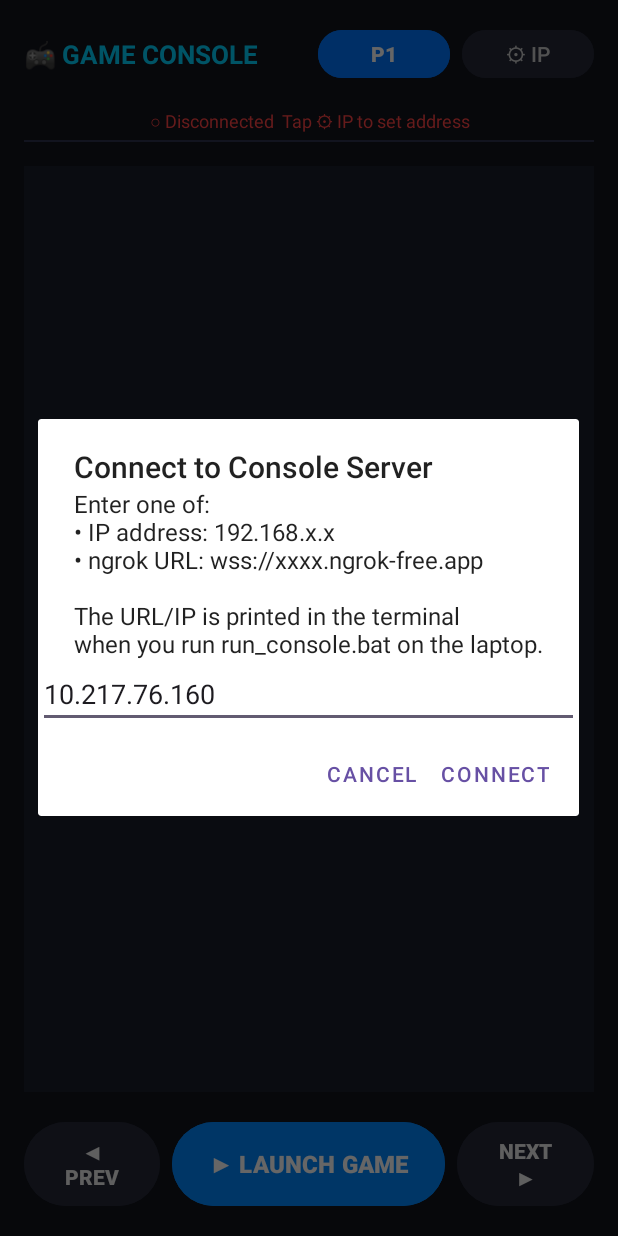
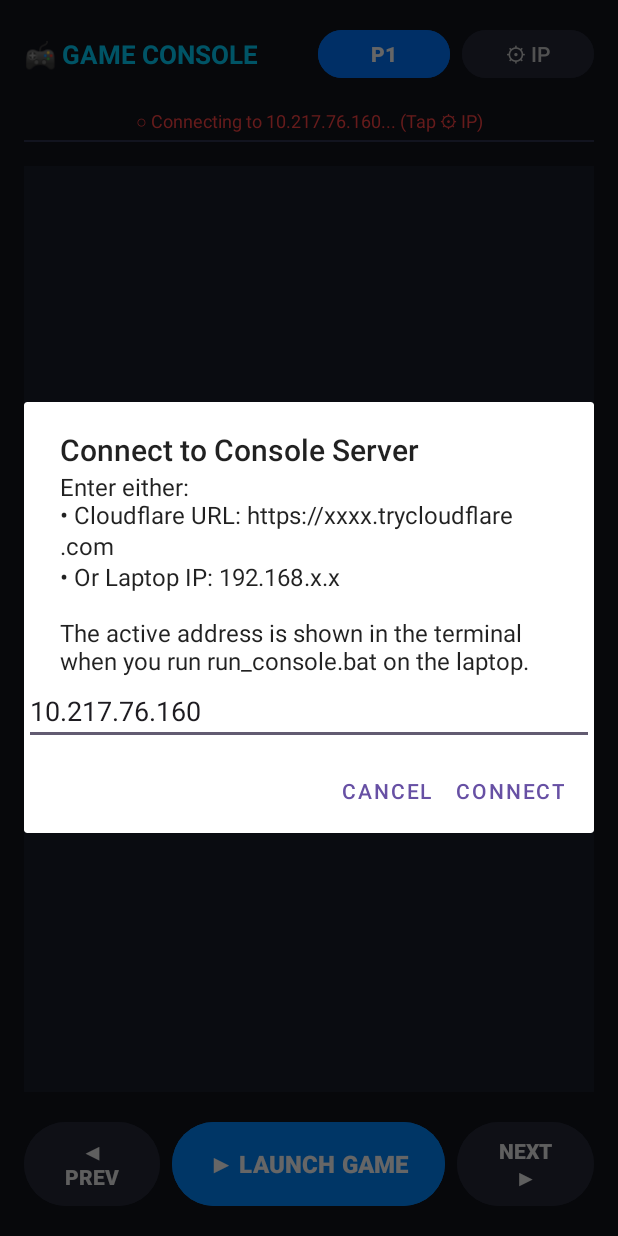
Before and after one commit to Anmol-Bhatnagar/QuickDraw-using-Android-Phones-as-Controllers, an Android app: the screen it shows after launch (HomeActivity), after a tap on "⚙ IP", on a phone screen of 412 x 824 dp. Run offline under Robolectric (Android 15) with nearby library versions, the phone set to English and light mode, and no system bars; libraries missing offline, so code that uses them is left out: org.java_websocket.client, org.java_websocket.handshake; 4 statements that could not run were skipped.

Commit message:
fix: enable TLS/WSS socket factory and universal URL parser in Android APK
- WebSocketManager: added explicit SSLContext TLS factory for wss:// (Cloudflare/ngrok)
- WebSocketManager: added buildWebSocketUri to auto-normalize any user input (https, wss, with or without /phone)
- HomeActivity: displays exact error reason on connection failure
- network_hub: auto-upgrades any path when Upgrade: websocket header is present
- Rebuilt QuickDraw.apk (7.02 MB)

```diff
--- a/android_app/app/src/main/java/com/example/quickdrawcontroller/HomeActivity.java
+++ b/android_app/app/src/main/java/com/example/quickdrawcontroller/HomeActivity.java
@@ -185,7 +185,12 @@ public class HomeActivity extends AppCompatActivity implements WebSocketManager.
                 txtStatus.setText("● Connected to " + wsManager.getServerIp());
                 txtStatus.setTextColor(0xFF00FF88);
             } else {
-                txtStatus.setText("○ Disconnected  Tap ⚙ IP to set address");
+                String err = wsManager.getLastErrorReason();
+                if (err != null && !err.isEmpty()) {
+                    txtStatus.setText("○ " + err + " (Tap ⚙ IP)");
+                } else {
+                    txtStatus.setText("○ Disconnected (Tap ⚙ IP)");
+                }
                 txtStatus.setTextColor(0xFFFF4444);
             }
         });
@@ -195,15 +200,15 @@ public class HomeActivity extends AppCompatActivity implements WebSocketManager.
         AlertDialog.Builder builder = new AlertDialog.Builder(this);
         builder.setTitle("Connect to Console Server");
         builder.setMessage(
-            "Enter one of:\n" +
-            "• IP address: 192.168.x.x\n" +
-            "• ngrok URL: wss://xxxx.ngrok-free.app\n\n" +
-            "The URL/IP is printed in the terminal\n" +
+            "Enter either:\n" +
+            "• Cloudflare URL: https://xxxx.trycloudflare.com\n" +
+            "• Or Laptop IP: 192.168.x.x\n\n" +
+            "The active address is shown in the terminal\n" +
             "when you run run_console.bat on the laptop."
         );
         final EditText input = new EditText(this);
         input.setText(wsManager.getServerIp());
-        input.setHint("IP or wss://xxxx.ngrok-free.app");
+        input.setHint("https://xxxx.trycloudflare.com");
         builder.setView(input);
 
         builder.setPositiveButton("Connect", (dialog, which) -> {
--- a/android_app/app/src/main/java/com/example/quickdrawcontroller/WebSocketManager.java
+++ b/android_app/app/src/main/java/com/example/quickdrawcontroller/WebSocketManager.java
@@ -14,9 +14,12 @@ import java.net.URI;
 import java.util.ArrayList;
 import java.util.List;
 
+import javax.net.ssl.SSLContext;
+
 /**
  * Singleton WebSocket Manager
  * Maintains a persistent WebSocket connection across all Android Activities.
+ * Supports both local IP (ws://<ip>:8000) and Cloudflare/ngrok tunnels (wss://xxxx.trycloudflare.com/ws).
  */
 public class WebSocketManager {
     private static final String TAG = "WebSocketManager";
@@ -33,9 +36,10 @@ public class WebSocketManager {
     }
 
     private WebSocketClient client;
-    private String serverIp = "10.217.76.160";
+    private String serverIp = "192.168.86.28";
     private int serverPort = 8000;
     private String playerRole = "player1";
+    private String lastErrorReason = "";
     private final Handler mainHandler = new Handler(Looper.getMainLooper());
     private final List<MessageListener> messageListeners = new ArrayList<>();
     private final List<ConnectionListener> connectionListeners = new ArrayList<>();
@@ -55,6 +59,10 @@ public class WebSocketManager {
 
     public String getServerIp() {
         return serverIp;
+    }
+
+    public String getLastErrorReason() {
+        return lastErrorReason;
     }
 
     public void setPlayerRole(String role) {
@@ -102,17 +110,15 @@ public class WebSocketManager {
         disconnect();
 
         try {
-            URI uri;
-            // Support full ws:// or wss:// URL (e.g. ngrok tunnel) OR plain IP
-            if (serverIp.startsWith("ws://") || serverIp.startsWith("wss://")) {
-                uri = new URI(serverIp);
-            } else {
-                uri = new URI("ws://" + serverIp + ":" + serverPort);
-            }
+            final URI uri = buildWebSocketUri(serverIp, serverPort);
+            Log.d(TAG, "Connecting to WebSocket: " + uri);
+            lastErrorReason = "Connecting to " + uri.getHost() + "...";
+
             client = new WebSocketClient(uri) {
                 @Override
                 public void onOpen(ServerHandshake handshakedata) {
-                    Log.d(TAG, "Connected to: " + uri);
+                    Log.d(TAG, "Successfully connected to: " + uri);
+                    lastErrorReason = "";
                     sendRole();
                     mainHandler.post(() -> {
                         synchronized (connectionListeners) {
@@ -139,7 +145,8 @@ public class WebSocketManager {
 
                 @Override
                 public void onClose(int code, String reason, boolean remote) {
-                    Log.d(TAG, "Disconnected: " + reason);
+                    Log.d(TAG, "Disconnected (code " + code + "): " + reason);
+                    lastErrorReason = (reason != null && !reason.isEmpty()) ? reason : ("Closed (" + code + ")");
                     mainHandler.post(() -> {
                         synchronized (connectionListeners) {
                             for (ConnectionListener l : connectionListeners) l.onDisconnected();
@@ -149,7 +156,9 @@ public class WebSocketManager {
 
                 @Override
                 public void onError(Exception ex) {
-                    Log.e(TAG, "WebSocket error: " + ex.getMessage());
+                    String msg = (ex != null && ex.getMessage() != null) ? ex.getMessage() : "Connection failed";
+                    Log.e(TAG, "WebSocket error: " + msg, ex);
+                    lastErrorReason = msg;
                     mainHandler.post(() -> {
                         synchronized (connectionListeners) {
                             for (ConnectionListener l : connectionListeners) l.onError(ex);
@@ -157,10 +166,75 @@ public class WebSocketManager {
                     });
                 }
             };
+
+            // CRITICAL for Cloudflare tunnels, ngrok and all wss:// connections:
+            // Explicitly set Android's default TLS SSLSocketFactory so Cloudflare's TLS certificate & SNI are accepted!
+            if ("wss".equalsIgnoreCase(uri.getScheme())) {
+                SSLContext sslContext = SSLContext.getInstance("TLS");
+                sslContext.init(null, null, null);
+                client.setSocketFactory(sslContext.getSocketFactory());
+            }
+
             client.connect();
         } catch (Exception e) {
-            Log.e(TAG, "Connect error: " + e.getMessage());
+            String msg = e.getMessage() != null ? e.getMessage() : "URI error";
+            Log.e(TAG, "Connect error: " + msg, e);
+            lastErrorReason = msg;
+            mainHandler.post(() -> {
+                synchronized (connectionListeners) {
+                    for (ConnectionListener l : connectionListeners) l.onError(e);
+                }
+            });
         }
+    }
+
+    /**
+     * Parse any user input (IP, hostname, full URL, /phone link) into a valid WebSocket URI.
+     */
+    public static URI buildWebSocketUri(String raw, int defaultPort) throws Exception {
+        if (raw == null || raw.trim().isEmpty()) {
+            throw new IllegalArgumentException("Empty address");
+        }
+        String s = raw.trim();
+
+        // 1. Strip trailing browser paths like /phone, /phone.html, /index.html
+        if (s.endsWith("/phone")) {
+            s = s.substring(0, s.length() - "/phone".length());
+        } else if (s.endsWith("/phone.html")) {
+            s = s.substring(0, s.length() - "/phone.html".length());
+        }
+        while (s.endsWith("/")) {
+            s = s.substring(0, s.length() - 1);
+        }
+
+        // 2. Normalize scheme
+        if (s.startsWith("https://")) {
+            s = "wss://" + s.substring("https://".length());
+        } else if (s.startsWith("http://")) {
+            s = "ws://" + s.substring("http://".length());
+        } else if (!s.startsWith("ws://") && !s.startsWith("wss://")) {
+            // No scheme provided
+            if (s.contains(".trycloudflare.com") || s.contains(".ngrok") || s.contains(".loca.lt")) {
+                s = "wss://" + s;
+            } else {
+                if (!s.contains(":")) {
+                    s = "ws://" + s + ":" + defaultPort;
+                } else {
+                    s = "ws://" + s;
+                }
+            }
+        }
+
+        // 3. For Cloudflare / ngrok tunnel URLs, ensure the path is /ws
+        if (s.contains(".trycloudflare.com") || s.contains(".ngrok") || s.contains(".loca.lt")) {
+            URI temp = new URI(s);
+            String path = temp.getPath();
+            if (path == null || path.isEmpty() || path.equals("/")) {
+                s = s + "/ws";
+            }
+        }
+
+        return new URI(s);
     }
 
     public void disconnect() {
```
Also changed, not shown: 2 other files.
